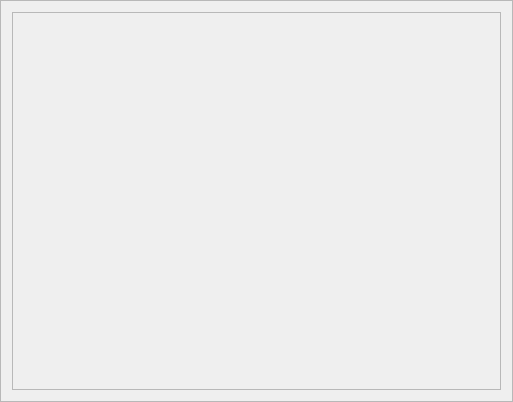
marosi/SocialDesktopClient, file plugins/buddycloud/posts_frame_view.ui: the form before one commit.
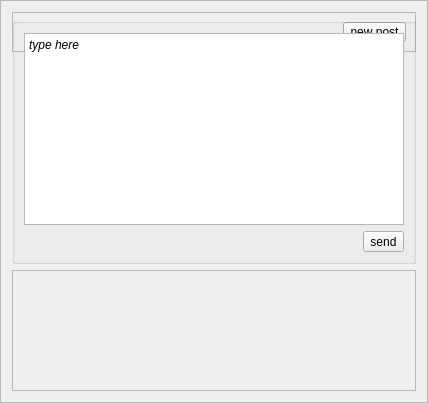
The form after the commit.

Patch:
```diff
--- a/plugins/buddycloud/posts_frame_view.ui
+++ b/plugins/buddycloud/posts_frame_view.ui
@@ -6,8 +6,8 @@
    <rect>
     <x>0</x>
     <y>0</y>
-    <width>513</width>
-    <height>402</height>
+    <width>428</width>
+    <height>403</height>
    </rect>
   </property>
   <property name="windowTitle">
@@ -19,7 +19,124 @@
   <property name="frameShadow">
    <enum>QFrame::Raised</enum>
   </property>
-  <layout class="QHBoxLayout" name="horizontalLayout">
+  <layout class="QVBoxLayout" name="verticalLayout">
+   <item>
+    <widget class="QFrame" name="upperToolBar">
+     <property name="sizePolicy">
+      <sizepolicy hsizetype="Preferred" vsizetype="Ignored">
+       <horstretch>0</horstretch>
+       <verstretch>0</verstretch>
+      </sizepolicy>
+     </property>
+     <property name="minimumSize">
+      <size>
+       <width>0</width>
+       <height>40</height>
+      </size>
+     </property>
+     <property name="frameShape">
+      <enum>QFrame::StyledPanel</enum>
+     </property>
+     <property name="frameShadow">
+      <enum>QFrame::Plain</enum>
+     </property>
+     <layout class="QHBoxLayout" name="horizontalLayout_3">
+      <item>
+       <spacer name="horizontalSpacer_2">
+        <property name="orientation">
+         <enum>Qt::Horizontal</enum>
+        </property>
+        <property name="sizeHint" stdset="0">
+         <size>
+          <width>40</width>
+          <height>20</height>
+         </size>
+        </property>
+       </spacer>
+      </item>
+      <item>
+       <widget class="QToolButton" name="newPostToolButton">
+        <property name="text">
+         <string>new post</string>
+        </property>
+        <property name="checkable">
+         <bool>true</bool>
+        </property>
+       </widget>
+      </item>
+     </layout>
+     <zorder>horizontalSpacer_2</zorder>
+     <zorder>newPostToolButton</zorder>
+    </widget>
+   </item>
+   <item>
+    <widget class="QGroupBox" name="newPostGroupBox">
+     <property name="title">
+      <string/>
+     </property>
+     <property name="flat">
+      <bool>false</bool>
+     </property>
+     <property name="checkable">
+      <bool>false</bool>
+     </property>
+     <layout class="QVBoxLayout" name="verticalLayout_2">
+      <item>
+       <widget class="QTextEdit" name="newPostTextEdit">
+        <property name="sizePolicy">
+         <sizepolicy hsizetype="Expanding" vsizetype="Expanding">
+          <horstretch>0</horstretch>
+          <verstretch>0</verstretch>
+         </sizepolicy>
+        </property>
+        <property name="minimumSize">
+         <size>
+          <width>0</width>
+          <height>100</height>
+         </size>
+        </property>
+        <property name="maximumSize">
+         <size>
+          <width>16777215</width>
+          <height>200</height>
+         </size>
+        </property>
+        <property name="html">
+         <string>&lt;!DOCTYPE HTML PUBLIC &quot;-//W3C//DTD HTML 4.0//EN&quot; &quot;http://www.w3.org/TR/REC-html40/strict.dtd&quot;&gt;
+&lt;html&gt;&lt;head&gt;&lt;meta name=&quot;qrichtext&quot; content=&quot;1&quot; /&gt;&lt;style type=&quot;text/css&quot;&gt;
+p, li { white-space: pre-wrap; }
+&lt;/style&gt;&lt;/head&gt;&lt;body style=&quot; font-family:'Ubuntu'; font-size:9pt; font-weight:400; font-style:normal;&quot;&gt;
+&lt;p style=&quot; margin-top:0px; margin-bottom:0px; margin-left:0px; margin-right:0px; -qt-block-indent:0; text-indent:0px;&quot;&gt;&lt;span style=&quot; font-style:italic;&quot;&gt;type here&lt;/span&gt;&lt;/p&gt;&lt;/body&gt;&lt;/html&gt;</string>
+        </property>
+       </widget>
+      </item>
+      <item>
+       <layout class="QHBoxLayout" name="horizontalLayout_2">
+        <item>
+         <spacer name="horizontalSpacer">
+          <property name="orientation">
+           <enum>Qt::Horizontal</enum>
+          </property>
+          <property name="sizeHint" stdset="0">
+           <size>
+            <width>40</width>
+            <height>20</height>
+           </size>
+          </property>
+         </spacer>
+        </item>
+        <item>
+         <widget class="QToolButton" name="sendPostToolButton">
+          <property name="text">
+           <string>send</string>
+          </property>
+         </widget>
+        </item>
+       </layout>
+      </item>
+     </layout>
+    </widget>
+   </item>
    <item>
     <widget class="QScrollArea" name="scrollArea">
      <property name="sizePolicy">
@@ -36,8 +153,8 @@
        <rect>
         <x>0</x>
         <y>0</y>
-        <width>493</width>
-        <height>382</height>
+        <width>408</width>
+        <height>139</height>
        </rect>
       </property>
       <layout class="QVBoxLayout" name="contentPanelLayout"/>
```
